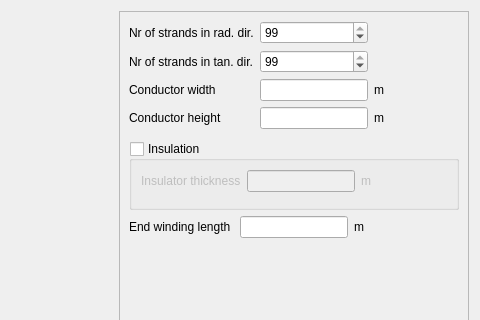
Qt form pyleecan/GUI/Dialog/DMachineSetup/SWindCond/PCondType11/PCondType11.ui (Eomys/pyleecan) before a commit; both pictures show x 539 to 1019 and y 0 to 320 of the 1019 by 583 pixel window.
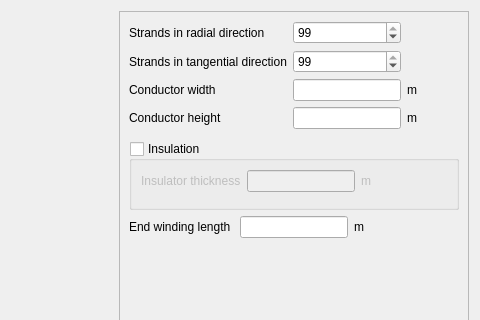
The same form after that commit. Icons and pictures are not drawn. Custom widgets are drawn as their Qt base class.

Commit message: [CO] Changing output syntax inside + name of inputs Conductor Definition Interface

The edit to the form file:
```diff
--- a/pyleecan/GUI/Dialog/DMachineSetup/SWindCond/PCondType11/PCondType11.ui
+++ b/pyleecan/GUI/Dialog/DMachineSetup/SWindCond/PCondType11/PCondType11.ui
@@ -80,7 +80,7 @@
             </size>
            </property>
            <property name="text">
-            <string>Nr of strands in rad. dir.</string>
+            <string>Strands in radial direction</string>
            </property>
           </widget>
          </item>
@@ -106,7 +106,7 @@
             </size>
            </property>
            <property name="text">
-            <string>Nr of strands in tan. dir.</string>
+            <string>Strands in tangential direction</string>
            </property>
           </widget>
          </item>
```
The commit also changes 6 other files.
